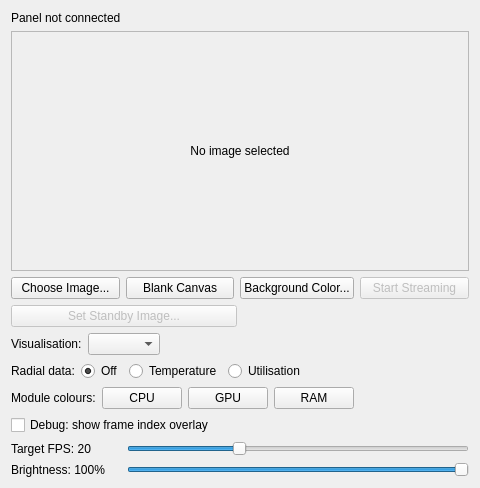
This is ThermaltakeAIOTab.ui in annoyingprompt24/OpenRGBThermaltakeAIOPlugin as Qt 5 draws it before an edit. The edited form follows.
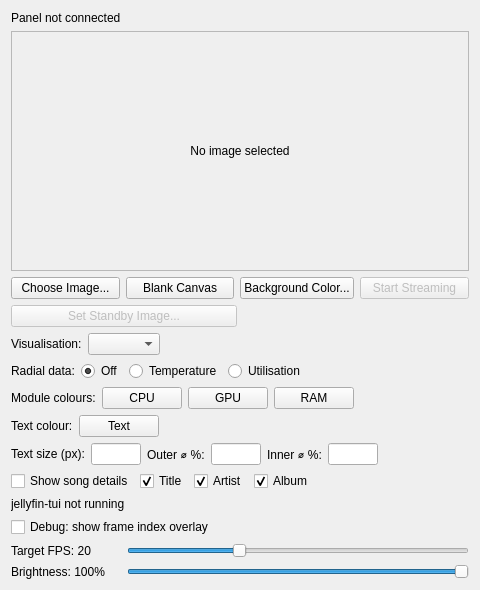
This is the edited form.

Commit message: wire OpenRGB Profile save/restore + auto-start, add jellyfin-tui Music Visualiser

```diff
--- a/ThermaltakeAIOTab.ui
+++ b/ThermaltakeAIOTab.ui
@@ -134,6 +134,21 @@
     </layout>
    </item>
    <item>
+    <widget class="QWidget" name="radial_gauge_panel" native="true">
+     <layout class="QVBoxLayout" name="radialGaugePanelLayout">
+      <property name="leftMargin">
+       <number>0</number>
+      </property>
+      <property name="rightMargin">
+       <number>0</number>
+      </property>
+      <property name="topMargin">
+       <number>0</number>
+      </property>
+      <property name="bottomMargin">
+       <number>0</number>
+      </property>
+      <item>
     <layout class="QHBoxLayout" name="radialModeLayout">
      <item>
       <widget class="QLabel" name="radial_mode_label">
@@ -234,6 +249,205 @@
       </spacer>
      </item>
     </layout>
+      </item>
+     </layout>
+    </widget>
+   </item>
+   <item>
+    <widget class="QWidget" name="music_visualiser_panel" native="true">
+     <property name="visible">
+      <bool>false</bool>
+     </property>
+     <layout class="QVBoxLayout" name="musicVisualiserPanelLayout">
+      <property name="leftMargin">
+       <number>0</number>
+      </property>
+      <property name="rightMargin">
+       <number>0</number>
+      </property>
+      <property name="topMargin">
+       <number>0</number>
+      </property>
+      <property name="bottomMargin">
+       <number>0</number>
+      </property>
+      <item>
+       <layout class="QHBoxLayout" name="musicTextColorLayout">
+        <item>
+         <widget class="QLabel" name="music_text_color_label">
+          <property name="text">
+           <string>Text colour:</string>
+          </property>
+         </widget>
+        </item>
+        <item>
+         <widget class="QPushButton" name="music_text_color_button">
+          <property name="toolTip">
+           <string>Colour of the revolving song-details text. The border itself always matches the Background Color chosen above.</string>
+          </property>
+          <property name="text">
+           <string>Text</string>
+          </property>
+         </widget>
+        </item>
+        <item>
+         <spacer name="musicTextColorSpacer">
+          <property name="orientation">
+           <enum>Qt::Horizontal</enum>
+          </property>
+          <property name="sizeHint" stdset="0">
+           <size>
+            <width>40</width>
+            <height>20</height>
+           </size>
+          </property>
+         </spacer>
+        </item>
+       </layout>
+      </item>
+      <item>
+       <layout class="QHBoxLayout" name="musicSizeLayout">
+        <item>
+         <widget class="QLabel" name="music_text_size_label">
+          <property name="text">
+           <string>Text size (px):</string>
+          </property>
+         </widget>
+        </item>
+        <item>
+         <widget class="QLineEdit" name="music_text_size_edit">
+          <property name="maximumSize">
+           <size>
+            <width>50</width>
+            <height>16777215</height>
+           </size>
+          </property>
+          <property name="toolTip">
+           <string>Font size of the revolving song-details text, in pixels (8-150)</string>
+          </property>
+         </widget>
+        </item>
+        <item>
+         <widget class="QLabel" name="music_outer_diameter_label">
+          <property name="text">
+           <string>Outer &#8960; %:</string>
+          </property>
+         </widget>
+        </item>
+        <item>
+         <widget class="QLineEdit" name="music_outer_diameter_edit">
+          <property name="maximumSize">
+           <size>
+            <width>50</width>
+            <height>16777215</height>
+           </size>
+          </property>
+          <property name="toolTip">
+           <string>Outer edge of the border band, as a percentage of the panel's size (10-100). The scrolling text is anchored to this.</string>
+          </property>
+         </widget>
+        </item>
+        <item>
+         <widget class="QLabel" name="music_inner_diameter_label">
+          <property name="text">
+           <string>Inner &#8960; %:</string>
+          </property>
+         </widget>
+        </item>
+        <item>
+         <widget class="QLineEdit" name="music_inner_diameter_edit">
+          <property name="maximumSize">
+           <size>
+            <width>50</width>
+            <height>16777215</height>
+           </size>
+          </property>
+          <property name="toolTip">
+           <string>Inner edge of the border band, as a percentage of the panel's size (0-99, must stay below Outer)</string>
+          </property>
+         </widget>
+        </item>
+        <item>
+         <spacer name="musicSizeSpacer">
+          <property name="orientation">
+           <enum>Qt::Horizontal</enum>
+          </property>
+          <property name="sizeHint" stdset="0">
+           <size>
+            <width>40</width>
+            <height>20</height>
+           </size>
+          </property>
+         </spacer>
+        </item>
+       </layout>
+      </item>
+      <item>
+       <layout class="QHBoxLayout" name="musicDetailsLayout">
+        <item>
+         <widget class="QCheckBox" name="music_show_details_checkbox">
+          <property name="toolTip">
+           <string>Scroll song details nested within the border band</string>
+          </property>
+          <property name="text">
+           <string>Show song details</string>
+          </property>
+         </widget>
+        </item>
+        <item>
+         <widget class="QCheckBox" name="music_field_title_checkbox">
+          <property name="text">
+           <string>Title</string>
+          </property>
+          <property name="checked">
+           <bool>true</bool>
+          </property>
+         </widget>
+        </item>
+        <item>
+         <widget class="QCheckBox" name="music_field_artist_checkbox">
+          <property name="text">
+           <string>Artist</string>
+          </property>
+          <property name="checked">
+           <bool>true</bool>
+          </property>
+         </widget>
+        </item>
+        <item>
+         <widget class="QCheckBox" name="music_field_album_checkbox">
+          <property name="text">
+           <string>Album</string>
+          </property>
+          <property name="checked">
+           <bool>true</bool>
+          </property>
+         </widget>
+        </item>
+        <item>
+         <spacer name="musicDetailsSpacer">
+          <property name="orientation">
+           <enum>Qt::Horizontal</enum>
+          </property>
+          <property name="sizeHint" stdset="0">
+           <size>
+            <width>40</width>
+            <height>20</height>
+           </size>
+          </property>
+         </spacer>
+        </item>
+       </layout>
+      </item>
+      <item>
+       <widget class="QLabel" name="music_now_playing_label">
+        <property name="text">
+         <string>jellyfin-tui not running</string>
+        </property>
+       </widget>
+      </item>
+     </layout>
+    </widget>
    </item>
    <item>
     <widget class="QCheckBox" name="debug_frame_index_checkbox">
```
Lines whose indentation alone changed are shown as unchanged. The commit also changes 8 other files.
